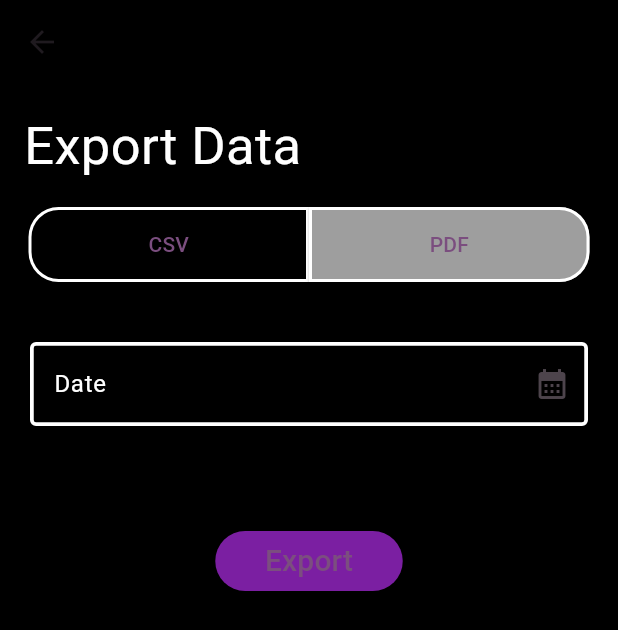
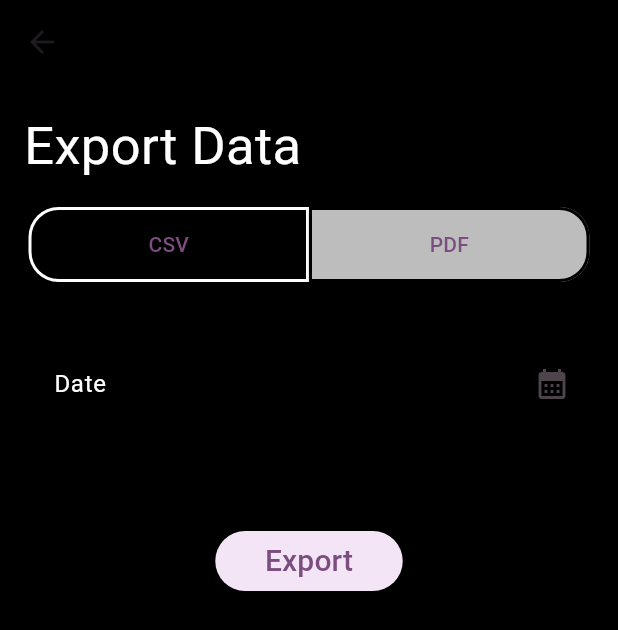
Before and after one commit to Bandan-K/ExpenseXpert, a Flutter app: the SettingsScreen screen opened directly, after a tap on "Export", on a phone screen of 412 x 824 dp. Shown: the top 630 px of the screen. Run offline on Flutter 3.47's test engine with Material 2 defaults, Android fonts, the phone set to English and light mode, and no system bars; our stand-ins replace animated_bottom_navigation_bar, animated_toggle_switch, cloud_firestore, firebase_auth, firebase_core, fl_chart and 2 more; missing offline and left inert: firebase_ui_auth, firebase_ui_oauth_google, flutter_flip_card, simple_animation_progress_bar; accounts and stored records are empty.

Commit message:
theme change

```diff
--- a/lib/export_page.dart
+++ b/lib/export_page.dart
@@ -1,18 +1,25 @@
 import 'package:flutter/material.dart';
 
 class ExportPage extends StatefulWidget {
-  const ExportPage({super.key});
+  const ExportPage({super.key, required bool isSelected}) : _isSelected = isSelected;
+  final bool _isSelected;
 
   @override
-  State<ExportPage> createState() => _ExportPageState();
+  State<ExportPage> createState() => _ExportPageState(_isSelected);
 }
 
 class _ExportPageState extends State<ExportPage> {
+  final bool _isSelected;
+
+  _ExportPageState(this._isSelected);
+
+  var darkColor = Colors.black;
+  var lightColor = Colors.white;
   @override
   Widget build(BuildContext context) {
     return Scaffold(
         appBar: AppBar(
-          backgroundColor: Colors.black,
+          backgroundColor: _isSelected? darkColor : lightColor,
           leading: IconButton(
             icon: const Icon(Icons.arrow_back),
             onPressed: () {
@@ -21,13 +28,13 @@ class _ExportPageState extends State<ExportPage> {
             },
           ),
         ),
-        backgroundColor: Colors.black,
+        backgroundColor: _isSelected? darkColor : lightColor,
         body: Column(crossAxisAlignment: CrossAxisAlignment.start, children: [
-          const Padding(
+          Padding(
             padding: EdgeInsets.all(16),
             child: Text(
               "Export Data",
-              style: TextStyle(fontSize: 35, color: Colors.white),
+              style: TextStyle(fontSize: 35, color: _isSelected? lightColor : darkColor),
             ),
           ),
           buildPdf(),
@@ -46,10 +53,10 @@ class _ExportPageState extends State<ExportPage> {
             // First button click action
           },
           style: ElevatedButton.styleFrom(
-            backgroundColor: Colors.black,
+            backgroundColor: _isSelected? darkColor : lightColor,
             fixedSize: const Size(187.0, 50.0),
-            side: const BorderSide(
-                color: Colors.white,
+            side: BorderSide(
+                color: _isSelected? lightColor : darkColor,
                 width: 2), // Set the width and height you desire
             shape: const RoundedRectangleBorder(
               borderRadius: BorderRadius.only(
@@ -65,9 +72,9 @@ class _ExportPageState extends State<ExportPage> {
             // Second button click action
           },
           style: ElevatedButton.styleFrom(
-            backgroundColor: Colors.grey,
+            backgroundColor: Colors.grey.shade400,
             fixedSize: const Size(187.0, 50.0),
-            side: const BorderSide(color: Colors.white, width: 2),
+            side: BorderSide(color: _isSelected? darkColor : lightColor, width: 2),
             shape: const RoundedRectangleBorder(
               borderRadius: BorderRadius.only(
                 topRight: Radius.circular(20), // Adjust as needed
@@ -91,14 +98,14 @@ class _ExportPageState extends State<ExportPage> {
 
           decoration: InputDecoration(
               border: OutlineInputBorder(
-                  borderSide: const BorderSide(color: Colors.white54, width: 25),
+                  borderSide: BorderSide(color: _isSelected? darkColor : lightColor, width: 25),
                   borderRadius: BorderRadius.circular(400)),
-              enabledBorder: const OutlineInputBorder(
-                borderSide: BorderSide(color: Colors.white, width: 2.5),
+              enabledBorder: OutlineInputBorder(
+                borderSide: BorderSide(color: _isSelected? darkColor : lightColor, width: 2.5),
               ),
               labelText: "Date",
               suffixIcon: const Icon(Icons.calendar_month),
-              labelStyle: const TextStyle(color: Colors.white, fontSize: 16)),
+              labelStyle: TextStyle(color: _isSelected? lightColor : darkColor, fontSize: 16)),
         ),
       ),
       // SizedBox(
@@ -120,7 +127,7 @@ class _ExportPageState extends State<ExportPage> {
             style: ButtonStyle(
               backgroundColor: MaterialStateProperty.all<Color>(
                 Colors
-                    .purple.shade700, // Set your desired background color here
+                    .purple.shade50, // Set your desired background color here
               ),
             ),
             child: const Text(
--- a/lib/main.dart
+++ b/lib/main.dart
@@ -1,3 +1,5 @@
+import 'package:expensexpert/Operations/get_users.dart';
+import 'package:expensexpert/Operations/update_users.dart';
 import 'package:firebase_core/firebase_core.dart';
 import 'package:firebase_ui_auth/firebase_ui_auth.dart';
 import 'package:firebase_ui_oauth_google/firebase_ui_oauth_google.dart';
@@ -36,7 +38,7 @@ class MyApp extends StatelessWidget {
         colorScheme: ColorScheme.fromSeed(seedColor: Colors.purple),
         useMaterial3: true,
       ),
-      home: const AuthenticationScreen(),
+      home: AuthenticationScreen(),
       // Testing purpose
       // home: AddUser("Bandan", "RKU", 20),
       // home: GetUserName("2Gun4KklOwE3MMJWF3DY"),
--- a/lib/settings.dart
+++ b/lib/settings.dart
@@ -3,7 +3,8 @@ import 'package:expensexpert/Screens/authentication_screen.dart';
 import 'package:firebase_auth/firebase_auth.dart';
 import 'package:flutter/cupertino.dart';
 import 'package:flutter/material.dart';
-import 'package:fluttertoast/fluttertoast.dart';
+import 'package:shared_preferences/shared_preferences.dart';
+import 'Operations/get_users.dart';
 import 'category.dart';
 import 'export_page.dart';
 import 'transactions_page.dart';
@@ -23,16 +24,41 @@ class _SettingsScreenState extends State<SettingsScreen> {
 
   // String? displayText = (email != null && email.isNotEmpty) ? email : "Guest";
 
+  // Retrieve the theme setting from shared preferences during initialization
+  @override
+  void initState() {
+    super.initState();
+    loadTheme();
+  }
+
+
+  // Function to load the theme setting from shared preferences
+  Future<void> loadTheme() async {
+    final prefs = await SharedPreferences.getInstance();
+    setState(() {
+      isSelected = prefs.getBool('theme') ?? true;
+    });
+  }
+
+
+  // Function to save the theme setting to shared preferences
+  Future<void> saveTheme(bool isDark) async {
+    final prefs = await SharedPreferences.getInstance();
+    prefs.setBool('theme', isDark);
+  }
+
+
   @override
   Widget build(BuildContext context) {
     return Scaffold(
       appBar: AppBar(
         automaticallyImplyLeading: false,
-        backgroundColor: Colors.black,
-        title: const Text("Settings", style: TextStyle(color: Colors.white),),
+        backgroundColor: isSelected? darkColor : lightColor,
+        title: Text("Settings", style: TextStyle(color: isSelected? lightColor : darkColor),),
       ),
       backgroundColor: isSelected? darkColor : lightColor,
-      body: Padding(
+      body:SingleChildScrollView(
+        child: Padding(
           padding: const EdgeInsets.all(30.0),
           child: Column(
             mainAxisAlignment: MainAxisAlignment.start,
@@ -56,6 +82,7 @@ class _SettingsScreenState extends State<SettingsScreen> {
                       "",
                       style: TextStyle(color: isSelected? lightColor : darkColor, fontSize: 15),
                     ),
+                    GetUserName("2Gun4KklOwE3MMJWF3DY"),
                     Text(
                       "Guest",
                       style: TextStyle(color: isSelected? lightColor : darkColor, fontSize: 18),
@@ -64,7 +91,7 @@ class _SettingsScreenState extends State<SettingsScreen> {
                   // ElevatedButton(onPressed: () {} , child: Icon(Icons.arrow_forward_ios,color: Colors.white,))
                 ],
               ),
-            const SizedBox(
+              SizedBox(
                 height: 50,
               ),
               Row(
@@ -83,7 +110,7 @@ class _SettingsScreenState extends State<SettingsScreen> {
                       onPressed: () {
                     Navigator.push(
                       context,
-                    MaterialPageRoute(builder: (context) => TransactionsPage()), // Navigate to SecondPage
+                      MaterialPageRoute(builder: (context) => TransactionsPage(isSelected : isSelected)), // Navigate to SecondPage
                     );
                   }, child: Icon(Icons.arrow_forward_ios))
                 ],
@@ -98,27 +125,14 @@ class _SettingsScreenState extends State<SettingsScreen> {
                     "Theme",
                     style: TextStyle(color: isSelected? lightColor : darkColor, fontSize: 20),
                   ),
-                Switch(value: isSelected,onChanged: (v) {
-                  isSelected = v;
-                  setState(() {});
-                  Fluttertoast.showToast(
-                      msg: isSelected?"Dark Theme":"Light Theme",
-                      toastLength: Toast.LENGTH_SHORT,
-                      gravity: ToastGravity.CENTER,
-                      timeInSecForIosWeb: 1,
-                      backgroundColor: Colors.deepPurple,
-                      textColor: Colors.white,
-                      fontSize: 16.0
-                  );
-                }),
                   AnimatedToggleSwitch<bool>.dual(
-                  current: positive,
+                    current: isSelected,
                     first: false,
                     second: true,
                     spacing: 45.0,
-                  style: const ToggleStyle(
+                    style: ToggleStyle(
                       borderColor: Colors.transparent,
-                    backgroundColor: Colors.black,
+                      backgroundColor: isSelected? darkColor : lightColor,
                       borderRadius: BorderRadius.all(Radius.circular(30.0)),
                       boxShadow: [
                         BoxShadow(
@@ -134,7 +148,11 @@ class _SettingsScreenState extends State<SettingsScreen> {
                     loadingIconBuilder: (context, global) =>
                     const CupertinoActivityIndicator(color: Colors.white),
                     onChanged: (b) {
-                    setState(() => positive = b);
+                      saveTheme(b); // Save the theme selection to shared preferences
+                      setState(() {
+                        isSelected = b;
+                        positive = b;
+                      });
                       return Future<dynamic>.delayed(const Duration(seconds: 0));
                     },
                     styleBuilder: (b) => ToggleStyle(
@@ -162,14 +180,14 @@ class _SettingsScreenState extends State<SettingsScreen> {
                       onPressed: () {
                         Navigator.push(
                           context,
-                        MaterialPageRoute(builder: (context) => ExportPage()), // Navigate to SecondPage
+                          MaterialPageRoute(builder: (context) => ExportPage(isSelected : isSelected)), // Navigate to SecondPage
                         );
-                    }, child: const Row(
+                      }, child: Row(
                       mainAxisAlignment: MainAxisAlignment.spaceBetween,
                       children: [
                         Text(
                           "Export",
-                        style: TextStyle(color: Colors.white, fontSize: 20),
+                          style: TextStyle(color: isSelected? lightColor : darkColor, fontSize: 20),
                         ),
                         Icon(Icons.arrow_forward_ios),
                       ],
@@ -179,22 +197,22 @@ class _SettingsScreenState extends State<SettingsScreen> {
                 height: 50,
               ),
               ElevatedButton(style: ButtonStyle(
-                backgroundColor: MaterialStateProperty.all(Colors.black),
-                foregroundColor: MaterialStateProperty.all(Colors.white),
+                  backgroundColor: MaterialStateProperty.all(isSelected? darkColor : lightColor),
+                  foregroundColor: MaterialStateProperty.all(isSelected? lightColor : darkColor),
                   shape: MaterialStateProperty.all<RoundedRectangleBorder>(
                       RoundedRectangleBorder(borderRadius: BorderRadius.circular(10))
                   )),
                   onPressed: () {
                     Navigator.push(
                       context,
-                    MaterialPageRoute(builder: (context) => const CategoryPage()), // Navigate to SecondPage
+                      MaterialPageRoute(builder: (context) => CategoryPage(isSelected : isSelected)), // Navigate to SecondPage
                     );
-                }, child: const Row(
+                  }, child: Row(
                   mainAxisAlignment: MainAxisAlignment.spaceBetween,
                   children: [
                     Text(
                     "Add Category",
-                  style: TextStyle(color: Colors.white, fontSize: 20),
+                    style: TextStyle(color: isSelected? lightColor : darkColor, fontSize: 20),
                   ),
                       Icon(Icons.arrow_forward_ios),
                   ],
@@ -236,6 +254,7 @@ class _SettingsScreenState extends State<SettingsScreen> {
           ),
           ]
         ),
+        ),
       )
     );
   }
--- a/pubspec.yaml
+++ b/pubspec.yaml
@@ -51,6 +51,7 @@ dependencies:
   firebase_ui_oauth_google: ^1.2.12
   cloud_firestore: ^4.11.0
   fluttertoast: ^8.2.2
+  shared_preferences: ^2.2.2
 
 dev_dependencies:
   flutter_test:
```
Also changed, not shown: lib/analytics.dart (+5 -2 lines), lib/category.dart (+39 -33 lines), lib/theme_controller.dart (added, +8 -0 lines), lib/transactions_page.dart (+20 -45 lines), pubspec.lock, 1 other file. Lines whose indentation alone changed are shown as unchanged.
